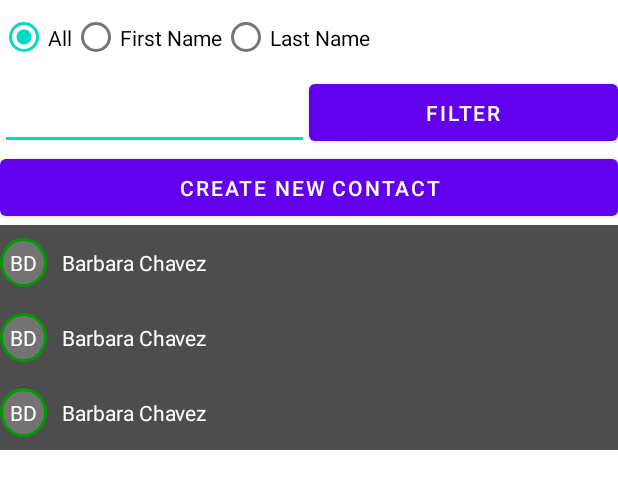
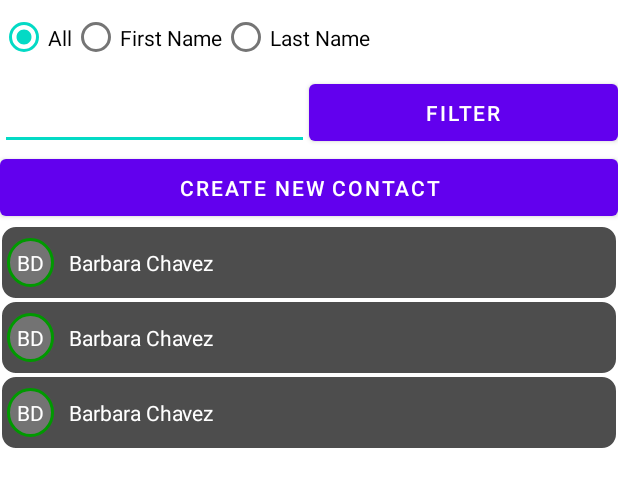
Before and after one commit to BrettDavis1/ContactsApp, an Android app: the layout fragment_contacts.xml on its own in the app's theme, with its tools: preview values and no code run, on a phone screen of 412 x 824 dp. Shown: the top 489 px of the screen. Run offline under Robolectric (Android 15) with nearby library versions, the phone set to English and light mode, and no system bars.

Commit message:
contact item background image added and looks more like model

```diff
--- a/app/src/main/java/com/example/contactsapp/view/ContactsFragment.kt
+++ b/app/src/main/java/com/example/contactsapp/view/ContactsFragment.kt
@@ -93,10 +93,10 @@ class ContactsFragment : Fragment() {
     private fun filterBy(field: Int, filter: String, contacts: List<Contact>) : List<Contact> {
         return when(field) {
             FIRST_NAME_FILTER -> contacts.filter {
-                it.fName.contains(filter)
+                it.fName.contains(filter, true)
             }
             LAST_NAME_FILTER -> contacts.filter {
-                it.lName.contains(filter)
+                it.lName.contains(filter, true)
             }
             else -> contacts
         }
--- /dev/null
+++ b/app/src/main/res/drawable/layout_bg.xml
@@ -0,0 +1,7 @@
+<?xml version="1.0" encoding="utf-8"?>
+<shape xmlns:android="http://schemas.android.com/apk/res/android">
+    <solid android:color="#4d4d4d"/>
+    <corners android:radius="10dp"/>
+    <stroke android:width="1dp" android:color="@color/design_default_color_background"/>
+    <padding android:left="5dp" android:top="0dp" android:right="0dp" android:bottom="0dp" />
+</shape>
--- a/app/src/main/res/layout/contact_item.xml
+++ b/app/src/main/res/layout/contact_item.xml
@@ -4,7 +4,7 @@
     android:layout_height="50dp"
     xmlns:app="http://schemas.android.com/apk/res-auto"
     xmlns:tools="http://schemas.android.com/tools"
-    android:background="#4d4d4d">
+    android:background="@drawable/layout_bg">
     <com.google.android.material.textview.MaterialTextView
         android:id="@+id/btn_initials"
         app:layout_constraintTop_toTopOf="parent"
```
